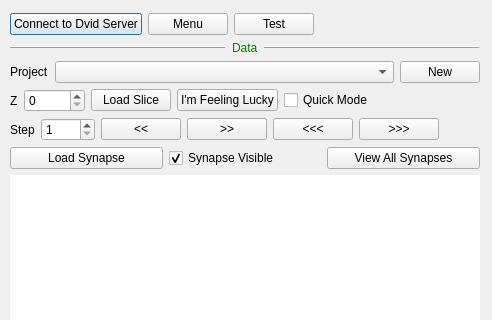
Qt form neurolabi/gui/zflyemroidialog.ui (janelia-flyem/NeuTu) before a commit; both pictures show x 0 to 492 and y 0 to 320 of the 492 by 772 pixel window.
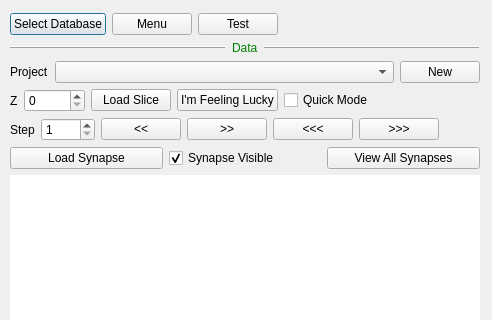
The same form after that commit. Icons and pictures are not drawn.

Patch:
```diff
--- a/neurolabi/gui/zflyemroidialog.ui
+++ b/neurolabi/gui/zflyemroidialog.ui
@@ -31,7 +31,7 @@
       <item>
        <widget class="QPushButton" name="dvidServerPushButton">
         <property name="text">
-         <string>Connect to Dvid Server</string>
+         <string>Select Database</string>
         </property>
        </widget>
       </item>
```
